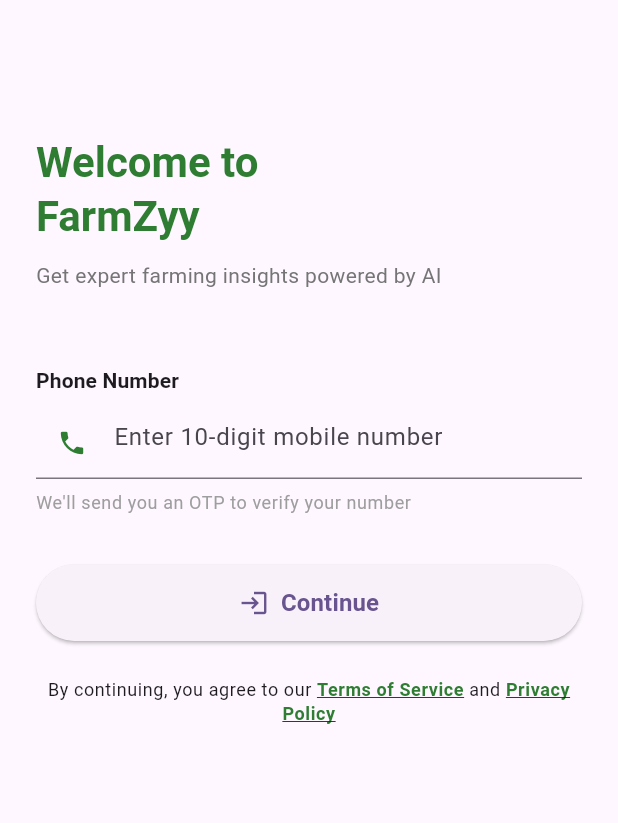
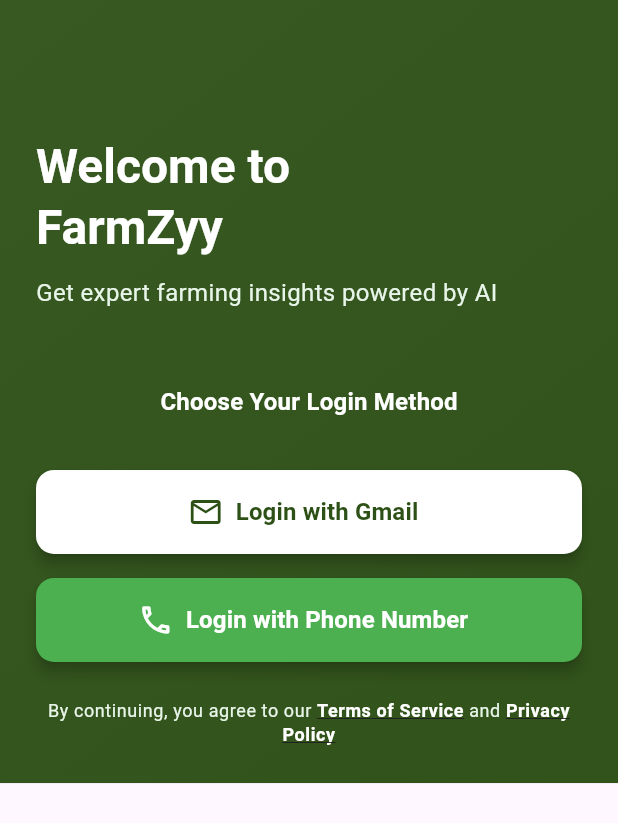
Before and after one commit to seemanshi052-coder/Farmzyy, a Flutter app: the LoginScreen screen opened directly, on a phone screen of 412 x 824 dp. Shown: the top 823 px of the screen. Run offline on Flutter 3.47's test engine with Material 3 defaults, Android fonts, the phone set to English and light mode, and no system bars; our stand-ins replace dio, flutter_riverpod, google_fonts, logger, shared_preferences; accounts and stored records are empty.

Commit message:
new login deshboard

```diff
--- a/frontend/lib/screens/auth/login_screen.dart
+++ b/frontend/lib/screens/auth/login_screen.dart
@@ -18,6 +18,14 @@
   final _formKey = GlobalKey<FormState>();
   final _phoneController = TextEditingController();
   bool _isLoading = false;
+  bool _showPhoneForm = false; // Toggle between login methods
+
+  // Agriculture-themed colors
+  static const Color _primaryGreen = Color(0xFF2D5016); // Dark forest green
+  static const Color _accentGreen = Color(0xFF4CAF50); // Fresh green
+  static const Color _lightGreen = Color(0xFFE8F5E9); // Light sage
+  static const Color _goldAccent = Color(0xFFB8860B); // Dark goldenrod (earth tone)
+  static const Color _textDark = Color(0xFF1B3A1B); // Dark text
 
   @override
   void dispose() {
@@ -49,10 +57,29 @@
     }
   }
 
+  /// Handle login with Gmail
+  Future<void> _handleGmailLogin(BuildContext context) async {
+    // TODO: Implement Google Sign-In
+    ScaffoldMessenger.of(context).showSnackBar(
+      const SnackBar(content: Text('Gmail login coming soon!')),
+    );
+  }
+
   @override
   Widget build(BuildContext context) {
     return Scaffold(
-      body: SafeArea(
+      body: Container(
+        decoration: BoxDecoration(
+          gradient: LinearGradient(
+            begin: Alignment.topLeft,
+            end: Alignment.bottomRight,
+            colors: [
+              _primaryGreen.withOpacity(0.95),
+              _primaryGreen.withOpacity(0.98),
+            ],
+          ),
+        ),
+        child: SafeArea(
           child: SingleChildScrollView(
             padding: const EdgeInsets.all(AppConstants.paddingLarge),
             child: Column(
@@ -63,17 +90,18 @@
                 _buildHeader(),
                 SizedBox(height: context.height * 0.06),
 
-              // Login form
-              _buildLoginForm(context),
-              SizedBox(height: context.height * 0.04),
+                // Show login options or phone form
+                if (!_showPhoneForm)
+                  _buildLoginOptions(context)
+                else
+                  _buildPhoneLoginForm(context),
 
-              // Login button
-              _buildLoginButton(context),
                 SizedBox(height: context.height * 0.03),
 
                 // Terms & conditions
                 _buildTermsText(),
               ],
+            ),
           ),
         ),
       ),
@@ -89,23 +117,111 @@
           'Welcome to\nFarmZyy',
           style: Theme.of(context).textTheme.headlineMedium?.copyWith(
                 fontWeight: FontWeight.bold,
-                color: AppConstants.primaryColor,
+                color: Colors.white,
+                fontSize: 32,
               ),
         ),
         SizedBox(height: 12),
         Text(
           'Get expert farming insights powered by AI',
           style: Theme.of(context).textTheme.bodyMedium?.copyWith(
-                color: Colors.grey[600],
+                color: _lightGreen,
+                fontSize: 16,
               ),
         ),
       ],
     );
   }
 
-  /// Build login form with phone input
-  Widget _buildLoginForm(BuildContext context) {
-    return Form(
+  /// Build login options (Gmail and Phone)
+  Widget _buildLoginOptions(BuildContext context) {
+    return Column(
+      children: [
+        Text(
+          'Choose Your Login Method',
+          style: Theme.of(context).textTheme.titleMedium?.copyWith(
+                color: Colors.white,
+                fontWeight: FontWeight.w600,
+              ),
+        ),
+        SizedBox(height: context.height * 0.04),
+
+        // Gmail Login Button
+        _buildLoginOptionButton(
+          context: context,
+          title: 'Login with Gmail',
+          icon: Icons.mail_outline,
+          onPressed: () => _handleGmailLogin(context),
+          backgroundColor: Colors.white,
+          textColor: _primaryGreen,
+        ),
+        SizedBox(height: 16),
+
+        // Phone Login Button
+        _buildLoginOptionButton(
+          context: context,
+          title: 'Login with Phone Number',
+          icon: Icons.phone_outlined,
+          onPressed: () => setState(() => _showPhoneForm = true),
+          backgroundColor: _accentGreen,
+          textColor: Colors.white,
+        ),
+      ],
+    );
+  }
+
+  /// Build login option button
+  Widget _buildLoginOptionButton({
+    required BuildContext context,
+    required String title,
+    required IconData icon,
+    required VoidCallback onPressed,
+    required Color backgroundColor,
+    required Color textColor,
+  }) {
+    return SizedBox(
+      width: double.infinity,
+      height: 56,
+      child: ElevatedButton.icon(
+        onPressed: onPressed,
+        icon: Icon(icon, size: 24, color: textColor),
+        label: Text(
+          title,
+          style: TextStyle(
+            fontSize: 16,
+            fontWeight: FontWeight.w600,
+            color: textColor,
+          ),
+        ),
+        style: ElevatedButton.styleFrom(
+          backgroundColor: backgroundColor,
+          elevation: 4,
+          shape: RoundedRectangleBorder(
+            borderRadius: BorderRadius.circular(12),
+          ),
+        ),
+      ),
+    );
+  }
+
+  /// Build phone login form
+  Widget _buildPhoneLoginForm(BuildContext context) {
+    return Column(
+      crossAxisAlignment: CrossAxisAlignment.start,
+      children: [
+        // Back button to switch login method
+        TextButton.icon(
+          onPressed: () => setState(() => _showPhoneForm = false),
+          icon: const Icon(Icons.arrow_back, color: Colors.white),
+          label: const Text(
+            'Back to Options',
+            style: TextStyle(color: Colors.white),
+          ),
+        ),
+        SizedBox(height: context.height * 0.02),
+
+        // Phone input form
+        Form(
           key: _formKey,
           child: Column(
             crossAxisAlignment: CrossAxisAlignment.start,
@@ -115,9 +231,11 @@
                 'Phone Number',
                 style: Theme.of(context).textTheme.labelLarge?.copyWith(
                       fontWeight: FontWeight.w600,
+                      color: _lightGreen,
+                      fontSize: 16,
                     ),
               ),
-          const SizedBox(height: 8),
+              const SizedBox(height: 12),
 
               // Phone input field
               TextFormField(
@@ -125,36 +243,47 @@
                 enabled: !_isLoading,
                 keyboardType: TextInputType.phone,
                 maxLength: 10,
+                style: const TextStyle(color: Colors.white),
                 decoration: InputDecoration(
                   hintText: 'Enter 10-digit mobile number',
-              prefixIcon: const Icon(Icons.phone,
-                  color: AppConstants.primaryColor,
-                  size: 20),
+                  hintStyle: TextStyle(color: Colors.white.withOpacity(0.7)),
+                  prefixIcon: const Icon(Icons.phone, color: _accentGreen, size: 20),
+                  filled: true,
+                  fillColor: Colors.white.withOpacity(0.1),
+                  border: OutlineInputBorder(
+                    borderRadius: BorderRadius.circular(12),
+                    borderSide: const BorderSide(color: _accentGreen, width: 2),
+                  ),
+                  enabledBorder: OutlineInputBorder(
+                    borderRadius: BorderRadius.circular(12),
+                    borderSide: const BorderSide(color: _accentGreen, width: 2),
+                  ),
+                  focusedBorder: OutlineInputBorder(
+                    borderRadius: BorderRadius.circular(12),
+                    borderSide: const BorderSide(color: Colors.white, width: 2),
+                  ),
                   counterText: '', // Hide character counter
                 ),
                 validator: (value) => Validators.validatePhone(value),
-            inputFormatters: [
-              // Only allow digits
-            ],
               ),
-          const SizedBox(height: 8),
+              const SizedBox(height: 12),
 
               // Helper text
               Text(
                 'We\'ll send you an OTP to verify your number',
                 style: Theme.of(context).textTheme.bodySmall?.copyWith(
-                  color: Colors.grey[500],
+                      color: _lightGreen,
                     ),
               ),
             ],
           ),
-    );
-  }
+        ),
+        SizedBox(height: context.height * 0.04),
 
-  /// Build login button
-  Widget _buildLoginButton(BuildContext context) {
-    return SizedBox(
+        // Login button
+        SizedBox(
           width: double.infinity,
+          height: 56,
           child: ElevatedButton.icon(
             onPressed: _isLoading ? null : () => _handleLogin(context),
             icon: _isLoading
@@ -163,8 +292,7 @@
                     width: 20,
                     child: CircularProgressIndicator(
                       strokeWidth: 2,
-                  valueColor:
-                      AlwaysStoppedAnimation<Color>(Colors.white),
+                      valueColor: AlwaysStoppedAnimation<Color>(_primaryGreen),
                     ),
                   )
                 : const Icon(Icons.login, size: 20),
@@ -173,9 +301,15 @@
               style: const TextStyle(fontSize: 16, fontWeight: FontWeight.w600),
             ),
             style: ElevatedButton.styleFrom(
-          padding: const EdgeInsets.symmetric(vertical: 14),
+              backgroundColor: _accentGreen,
+              foregroundColor: Colors.white,
+              shape: RoundedRectangleBorder(
+                borderRadius: BorderRadius.circular(12),
               ),
             ),
+          ),
+        ),
+      ],
     );
   }
 
@@ -185,13 +319,15 @@
       child: RichText(
         textAlign: TextAlign.center,
         text: TextSpan(
-          style: Theme.of(context).textTheme.bodySmall,
+          style: Theme.of(context).textTheme.bodySmall?.copyWith(
+                color: _lightGreen,
+              ),
           children: [
             const TextSpan(text: 'By continuing, you agree to our '),
             TextSpan(
               text: 'Terms of Service',
               style: const TextStyle(
-                color: AppConstants.primaryColor,
+                color: Colors.white,
                 fontWeight: FontWeight.w600,
                 decoration: TextDecoration.underline,
               ),
@@ -200,7 +336,7 @@
             TextSpan(
               text: 'Privacy Policy',
               style: const TextStyle(
-                color: AppConstants.primaryColor,
+                color: Colors.white,
                 fontWeight: FontWeight.w600,
                 decoration: TextDecoration.underline,
               ),
```
Lines whose indentation alone changed are shown as unchanged.
